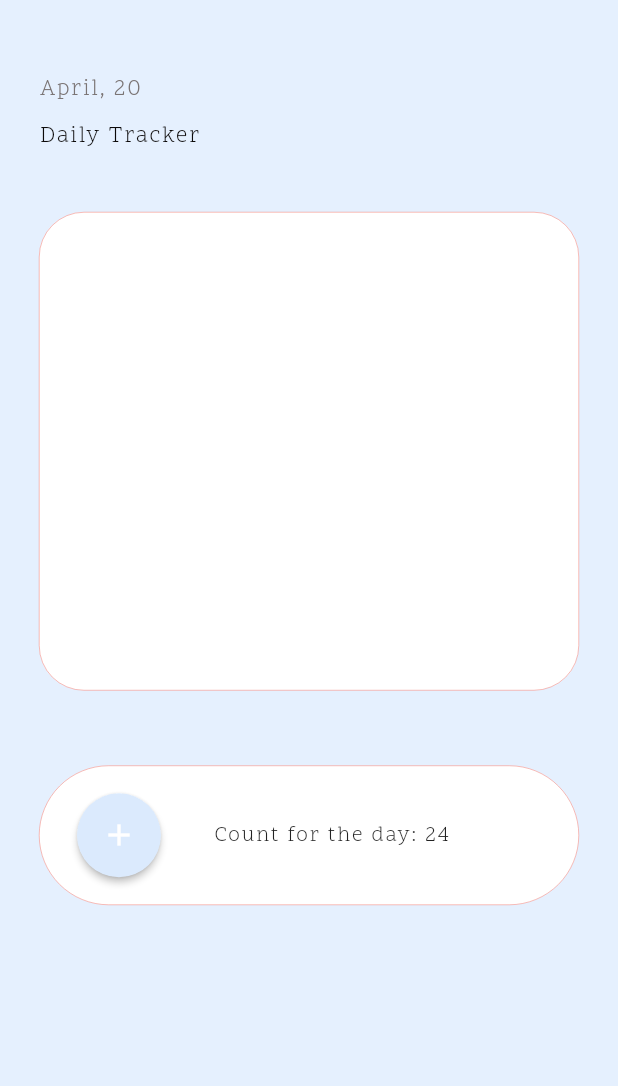
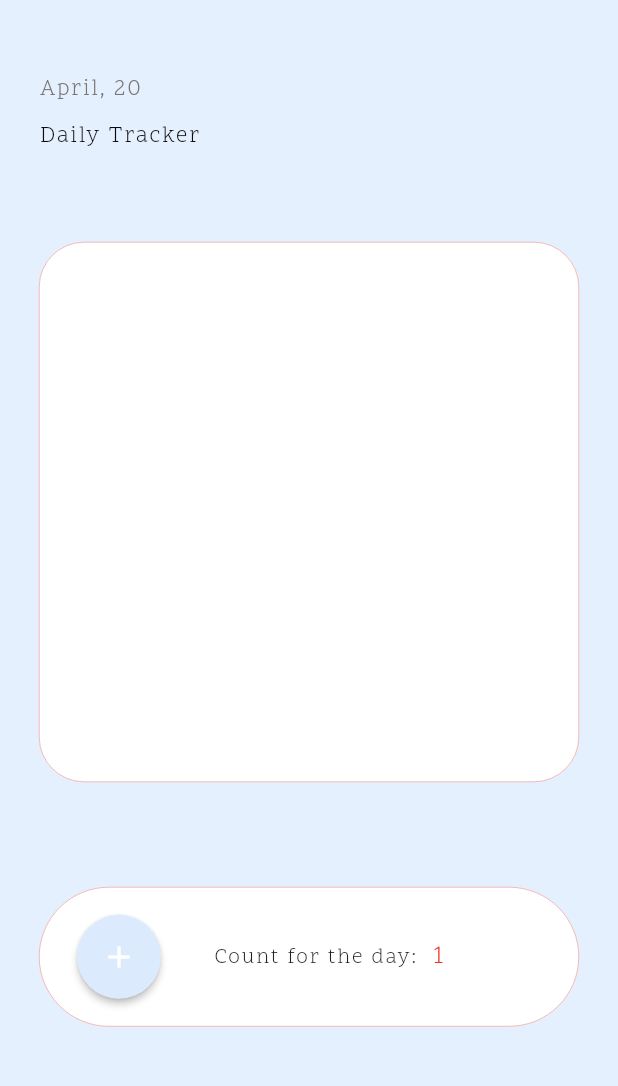
Before and after one commit to jdraper9/dstx, a Flutter app: the screen it shows once a user with an empty profile is signed in, after a tap on the "add" icon, on a phone screen of 412 x 824 dp, the part 91-1177 px from its top. Run offline on Flutter 3.47's test engine with Material 2 defaults, Android fonts, the phone set to English and light mode, and no system bars; our stand-ins replace cloud_firestore, firebase_auth, firebase_core, flutter_spinkit; accounts and stored records are empty.

Commit message:
Lots of progress. Clicking button: If no document in that Person's 'days' collection for that day, creates a day, and a timestamp. Clicking further adds timestamps to that day. Count for the day reading document for current day and displaying total times clicked that day.

```diff
--- a/deathsticks/lib/main.dart
+++ b/deathsticks/lib/main.dart
@@ -37,7 +37,7 @@ class DeathsticksApp extends StatelessWidget {
             );
           }
 
-          // complete
+          // MAIN
           if (snapshot.connectionState == ConnectionState.done) {
             return StreamProvider<Person>.value(
               initialData: null,
--- a/deathsticks/lib/models/day.dart
+++ b/deathsticks/lib/models/day.dart
@@ -6,4 +6,8 @@ class Day {
 
   Day({ this.month, this.day, this.year });
 
+  String toDayRef() {
+    return '${this.month}-${this.day}-${this.year}';
+  }
+
 }
--- a/deathsticks/lib/models/event.dart
+++ b/deathsticks/lib/models/event.dart
@@ -2,8 +2,9 @@ import 'package:cloud_firestore/cloud_firestore.dart';
 
 class Event {
 
-  final Timestamp timeOfEvent;
+  final String timeOfEvent;
+  final bool isActive;
 
-  Event({ this.timeOfEvent });
+  Event({ this.timeOfEvent, this.isActive });
 
 }
--- a/deathsticks/lib/services/db.dart
+++ b/deathsticks/lib/services/db.dart
@@ -1,34 +1,72 @@
 import 'package:cloud_firestore/cloud_firestore.dart';
 import 'package:deathsticks/models/day.dart';
+import 'package:deathsticks/models/event.dart';
 
 class DatabaseService {
+  final String uid;
+  final Day today = Day(
+      month: DateTime.now().month,
+      day: DateTime.now().day,
+      year: DateTime.now().year);
 
-  final String uid;
-  DatabaseService({ this.uid });
+  Day get getToday {
+    return today;
+  }
+
+  DatabaseService({this.uid});
 
   // collection reference
-  final CollectionReference dstxCollection = FirebaseFirestore.instance.collection('data');
-
-  Day _today(DateTime nowDateTime) {
-    return nowDateTime != null ? Day(month: nowDateTime.month, day: nowDateTime.day, year: nowDateTime.year) : null;
-  }
+  final CollectionReference dstxCollection =
+      FirebaseFirestore.instance.collection('data');
 
   // register
   Future registerPerson() async {
-    var today = _today(DateTime.now());
-    return dstxCollection.doc(uid).collection('days').doc('${today.month}-${today.day}-${today.year}').set({
-      'welcome': true
-    })
-    .then((val) => print ("Registered"))
-    .catchError((err) => print("Fail to register: $err"));
+    var nowTimestamp = Timestamp.now().seconds.toString();
+    return dstxCollection
+        .doc(uid)
+        .collection('days')
+        .doc(today.toDayRef())
+        .set({'$nowTimestamp': false})
+        .then((val) => print("Registered"))
+        .catchError((err) => print("Fail to register: $err"));
   }
 
   // increment count
   Future increment() async {
-    var today = _today(DateTime.now());
+    Day updatedToday = Day(
+        month: DateTime.now().month,
+        day: DateTime.now().day,
+        year: DateTime.now().year);
     var nowTimestamp = Timestamp.now().seconds.toString();
-    print(nowTimestamp);
-    return await dstxCollection.doc(uid).collection('days').doc('${today.month}-${today.day}-${today.year}').set({'$nowTimestamp': true}, SetOptions(merge: true));
+    return await dstxCollection
+        .doc(uid)
+        .collection('days')
+        .doc(updatedToday.toDayRef())
+        .set({'$nowTimestamp': true}, SetOptions(merge: true));
+  }
+
+  // get Person's list of Days as stream
+
+  // get Day's list of Events as stream
+  List<Event> _listOfEventsFromSnapshot(DocumentSnapshot snapshot) {
+    List<Event> list = [];
+    if (snapshot.exists) {
+      snapshot.data().forEach((key, value) {
+        list.add(Event(timeOfEvent: key, isActive: value));
+      });
+    }
+    return list;
+  }
+
+  Stream<List<Event>> get eventsForDay {
+    print(today.toDayRef());
+    print(uid);
+    return dstxCollection
+        .doc(uid)
+        .collection('days')
+        .doc(today.toDayRef())
+        .snapshots()
+        .map((snapshot) => _listOfEventsFromSnapshot(snapshot));
   }
 
 }
--- a/deathsticks/lib/views/home/chart/chart_container.dart
+++ b/deathsticks/lib/views/home/chart/chart_container.dart
@@ -5,7 +5,7 @@ class ChartContainer extends StatelessWidget {
   @override
   Widget build(BuildContext context) {
     return Container(
-      height: 319.0,
+      height: 360.0,
       decoration: BoxDecoration(
         color: Colors.white,
         borderRadius: BorderRadius.circular(30),
--- a/deathsticks/lib/views/home/home.dart
+++ b/deathsticks/lib/views/home/home.dart
@@ -43,9 +43,9 @@ class Home extends StatelessWidget {
             Text('April, 20', style: (Theme.of(context).textTheme.subtitle2.apply(color: lightGray))),
             SizedBox(height: 10.0),
             Text('Daily Tracker', style: (Theme.of(context).textTheme.subtitle2.apply(color: darkGray))),
-            SizedBox(height: 40.0),
+            SizedBox(height: 60.0),
             ChartContainer(),
-            SizedBox(height: 50.0),
+            SizedBox(height: 70.0),
             ButtonContainer(),
           ],
         ),
--- a/deathsticks/lib/views/home/increment_button/button.dart
+++ b/deathsticks/lib/views/home/increment_button/button.dart
@@ -20,7 +20,7 @@ class _ButtonState extends State<Button> {
       child: FloatingActionButton(
         onPressed: () {
           dynamic res = db.increment();
-          print(res);
+          // print(res);
         },
         child: Icon(Icons.add),
         backgroundColor: mainBlueDarker,
--- a/deathsticks/lib/views/home/increment_button/button_container.dart
+++ b/deathsticks/lib/views/home/increment_button/button_container.dart
@@ -1,12 +1,22 @@
+import 'package:deathsticks/models/event.dart';
+import 'package:deathsticks/models/person.dart';
+import 'package:deathsticks/services/db.dart';
 import 'package:deathsticks/shared/constants/colors.dart';
 import 'package:deathsticks/views/home/increment_button/button.dart';
 import 'package:deathsticks/views/home/increment_button/daily_count.dart';
 import 'package:flutter/material.dart';
+import 'package:provider/provider.dart';
 
 class ButtonContainer extends StatelessWidget {
   @override
   Widget build(BuildContext context) {
-    return Container(
+    final person = Provider.of<Person>(context);
+    final DatabaseService db = DatabaseService(uid: person.uid);
+
+    return StreamProvider<List<Event>>.value(
+      initialData: null,
+      value: db.eventsForDay,
+      child: Container(
         height: 93.0,
         decoration: BoxDecoration(
           color: Colors.white,
@@ -19,6 +29,7 @@ class ButtonContainer extends StatelessWidget {
             DailyCount(),
           ],
         ),
+      ),
     );
   }
 }
--- a/deathsticks/lib/views/home/increment_button/daily_count.dart
+++ b/deathsticks/lib/views/home/increment_button/daily_count.dart
@@ -1,4 +1,7 @@
+import 'package:deathsticks/models/event.dart';
+import 'package:deathsticks/shared/constants/colors.dart';
 import 'package:flutter/material.dart';
+import 'package:provider/provider.dart';
 
 class DailyCount extends StatefulWidget {
   @override
@@ -8,9 +11,35 @@ class DailyCount extends StatefulWidget {
 class _DailyCountState extends State<DailyCount> {
   @override
   Widget build(BuildContext context) {
+
+    int dailyCount = 0;
+    final dailyEvents = Provider.of<List<Event>>(context) ?? [];
+    dailyEvents.forEach((Event e) {
+      if (e.isActive) {
+        dailyCount += 1;
+      }
+    });
+
     return Container(
       margin: new EdgeInsets.only(left: 35.0),
-      child: Text('Count for the day: 24'),
+      // child: Text('Count for the day: 24'),
+      child: RichText(
+        text: TextSpan(
+          style: (Theme.of(context).textTheme.bodyText2),
+          children: <TextSpan>[
+            TextSpan(
+              text: "Count for the day: ",
+            ),
+            TextSpan(
+              // want this to be length of daily
+              text: " $dailyCount",
+              style: (Theme.of(context).textTheme.subtitle1.apply(color: mainRed)),
+            ),
+          ],
+        ),
+      ),
     );
   }
 }
+
+// style: (Theme.of(context).textTheme.headline5.apply(color: mainRed))
```
Lines whose indentation alone changed are shown as unchanged.
